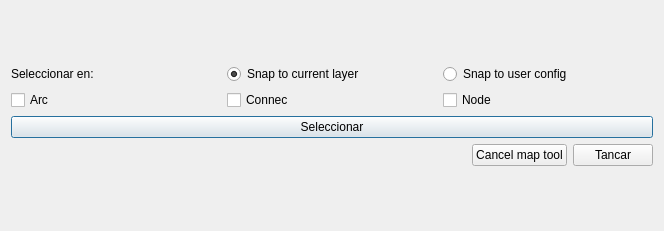
Above: core/ui/my_toolbar/dlg_button_2.ui from Giswater/gw_example_plugin before the change. Below: the same form after it.
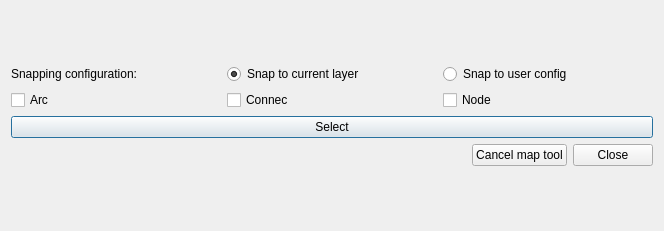
That is the form after the change.

Diff of the .ui file:
```diff
--- a/core/ui/my_toolbar/dlg_button_2.ui
+++ b/core/ui/my_toolbar/dlg_button_2.ui
@@ -21,7 +21,7 @@
        <item>
         <widget class="QLabel" name="label">
          <property name="text">
-          <string>Seleccionar en:</string>
+          <string>Snapping configuration:</string>
          </property>
         </widget>
        </item>
@@ -83,7 +83,7 @@
           <bool>true</bool>
          </property>
          <property name="text">
-          <string>Seleccionar</string>
+          <string>Select</string>
          </property>
         </widget>
        </item>
@@ -114,7 +114,7 @@
        <item>
         <widget class="QPushButton" name="btn_close">
          <property name="text">
-          <string>Tancar</string>
+          <string>Close</string>
          </property>
         </widget>
        </item>
```
Left out of the diff: 4 changed lines with no effect on the pictures.
